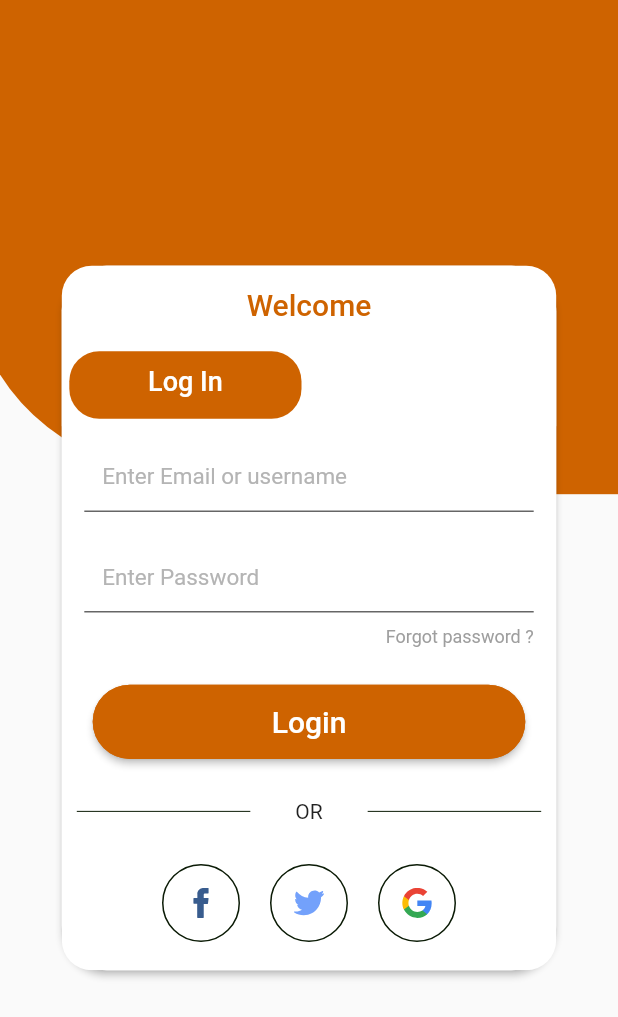
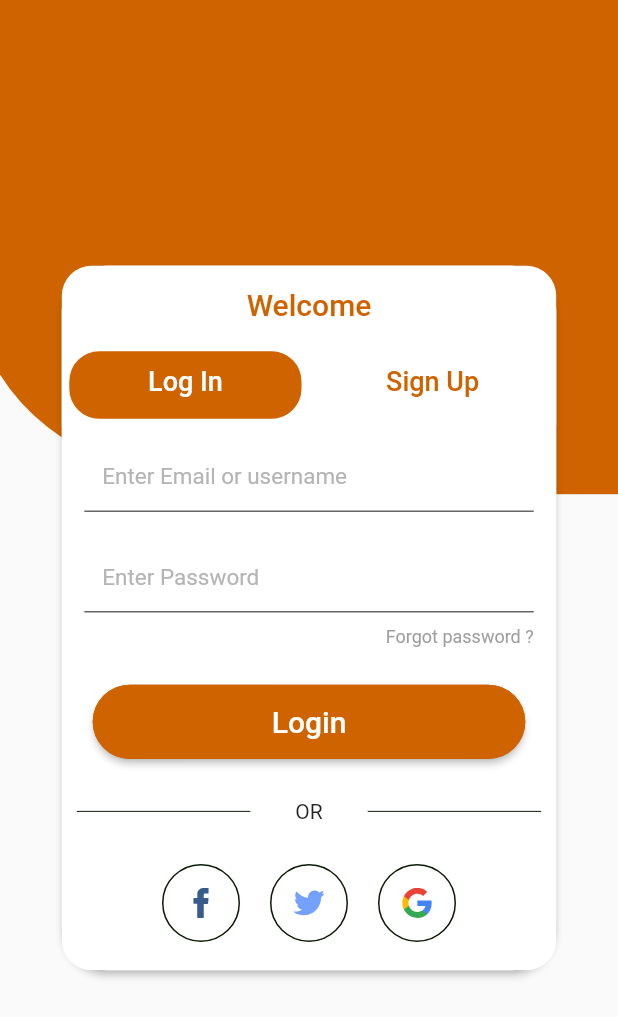
Before and after one commit to emilio-kariuki/youth, a Flutter app: the screen it shows after launch, on a phone screen of 412 x 824 dp. Shown: the top 1017 px of the screen. Run offline on Flutter 3.47's test engine with Material 2 defaults, Android fonts, the light colour scheme and no system bars; our stand-ins replace flutter_svg, google_fonts.

Commit message:
April 3, 2022 6:15 PM

```diff
--- a/lib/Accounts/login.dart
+++ b/lib/Accounts/login.dart
@@ -72,7 +72,7 @@ class _LoginContentsState extends State<LoginContents>
   TabController? _tabController;
   final email = TextEditingController();
   final password = TextEditingController();
-  int index = 0;
+  //  final index = DefaultTabController.of(context).index;
 
   @override
   Widget build(BuildContext context) {
@@ -84,9 +84,11 @@ class _LoginContentsState extends State<LoginContents>
           height: size.height * 0.57,
           width: size.width * 0.8,
           child: DefaultTabController(
-            initialIndex: index,
+
             length: 2,
-            child: Scaffold(
+            child: Builder(
+              builder: (BuildContext context) {
+                return Scaffold(
               backgroundColor: Colors.transparent,
               appBar: AppBar(
                 title: Center(
@@ -122,7 +124,7 @@ class _LoginContentsState extends State<LoginContents>
                         child: Text("Log In",
                             style: GoogleFonts.roboto(
                                 fontSize: 18,
-                                color: index == 0
+                                color: DefaultTabController.of(context)?.index == 0
                                     ? Color.fromARGB(255, 255, 255, 255)
                                     : Color.fromARGB(255, 206, 99, 0),
                                 fontWeight: FontWeight.w500))),
@@ -131,7 +133,7 @@ class _LoginContentsState extends State<LoginContents>
                             style: GoogleFonts.roboto(
                                 fontSize: 18,
                                 // ignore: prefer_const_constructors
-                                color: index == 0
+                                color: DefaultTabController.of(context)?.index == 1
                                     ? Color.fromARGB(255, 255, 255, 255)
                                     : Color.fromARGB(255, 206, 99, 0),
                                 fontWeight: FontWeight.w500))),
@@ -153,9 +155,10 @@ class _LoginContentsState extends State<LoginContents>
                   ),
                 ),
               ),
+            );
+              }),
             ),
           ),
-        ),
       ],
     );
   }
```
